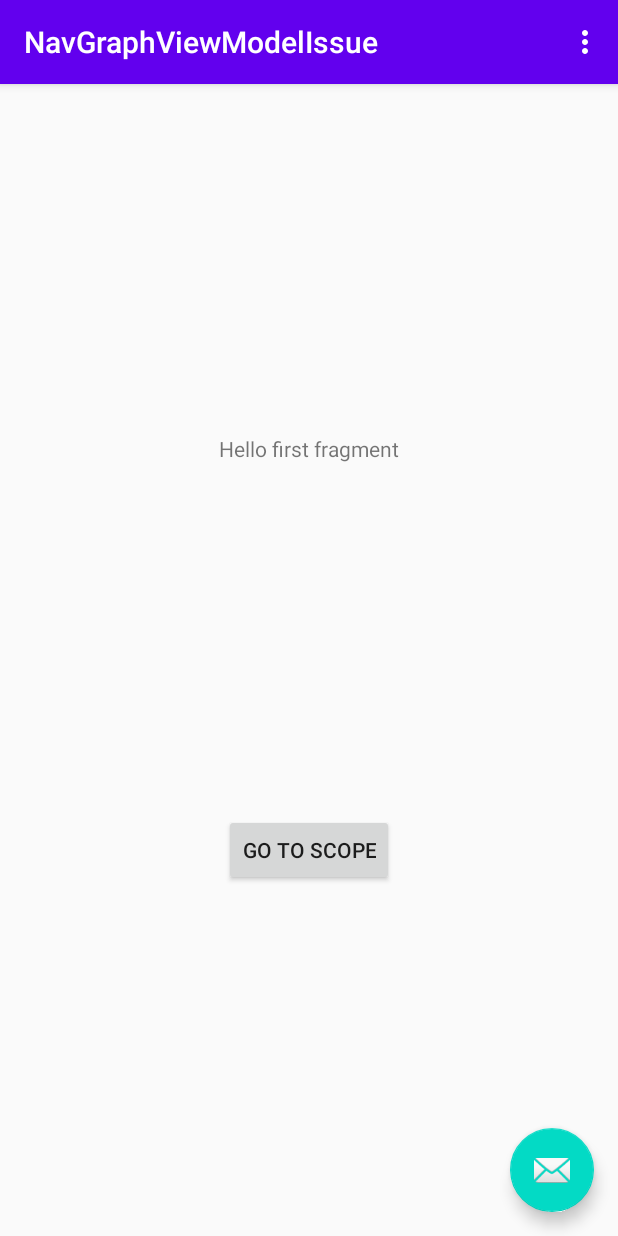
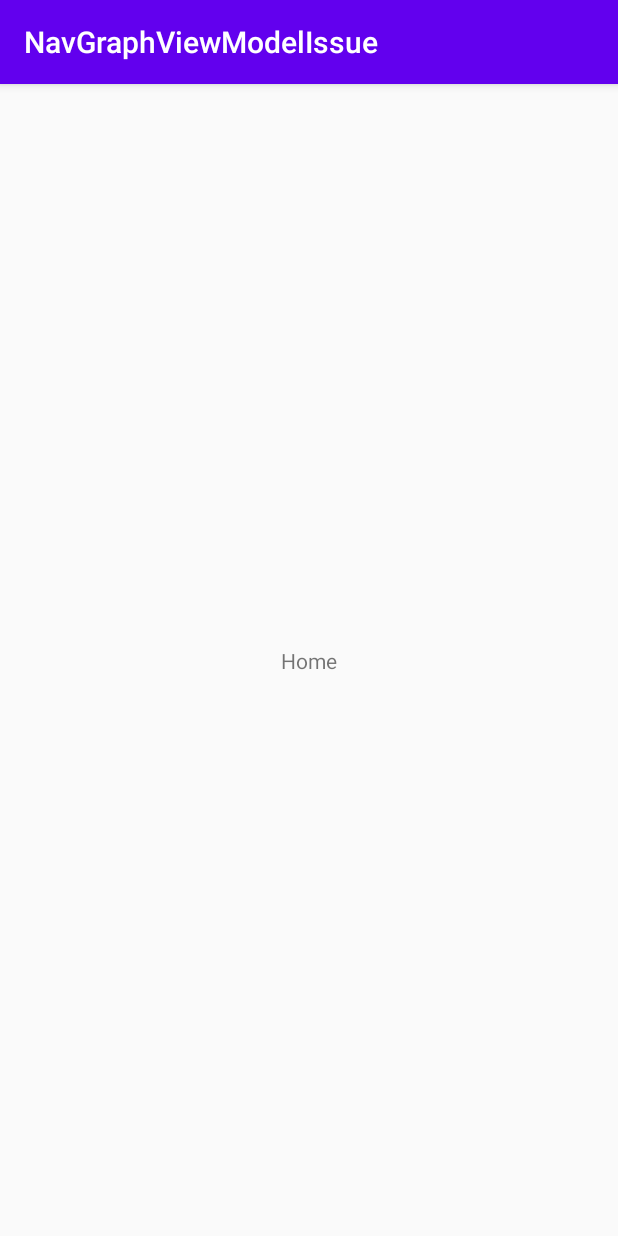
Before and after one commit to NitroG42/NavGraphViewModelIssue, an Android app: the screen it shows after launch (MainActivity), on a phone screen of 412 x 824 dp. Run offline under Robolectric (Android 15) with nearby library versions, the phone set to English and light mode, and no system bars; our stand-ins replace navigation-ui.

Commit message:
Updated whole sample to make it more clean

```diff
--- a/app/src/main/java/com/nitrog42/navgraphviewmodelissue/FirstFragment.kt
+++ /dev/null
@@ -1,31 +0,0 @@
-package com.nitrog42.navgraphviewmodelissue
-
-import android.os.Bundle
-import android.view.LayoutInflater
-import android.view.View
-import android.view.ViewGroup
-import android.widget.Button
-import androidx.fragment.app.Fragment
-import androidx.navigation.fragment.findNavController
-
-/**
- * A simple [Fragment] subclass as the default destination in the navigation.
- */
-class FirstFragment : Fragment() {
-
-    override fun onCreateView(
-        inflater: LayoutInflater, container: ViewGroup?,
-        savedInstanceState: Bundle?
-    ): View? {
-        // Inflate the layout for this fragment
-        return inflater.inflate(R.layout.fragment_first, container, false)
-    }
-
-    override fun onViewCreated(view: View, savedInstanceState: Bundle?) {
-        super.onViewCreated(view, savedInstanceState)
-
-        view.findViewById<Button>(R.id.button_first).setOnClickListener {
-            findNavController().navigate(R.id.action_FirstFragment_to_scope)
-        }
-    }
-}
--- /dev/null
+++ b/app/src/main/java/com/nitrog42/navgraphviewmodelissue/HomeFragment.kt
@@ -0,0 +1,8 @@
+package com.nitrog42.navgraphviewmodelissue
+
+import androidx.fragment.app.Fragment
+
+/**
+ * A simple [Fragment] subclass as the default destination in the navigation.
+ */
+class HomeFragment : Fragment(R.layout.fragment_home)
--- a/app/src/main/java/com/nitrog42/navgraphviewmodelissue/MainActivity.kt
+++ b/app/src/main/java/com/nitrog42/navgraphviewmodelissue/MainActivity.kt
@@ -1,10 +1,9 @@
 package com.nitrog42.navgraphviewmodelissue
 
 import android.os.Bundle
-import android.view.Menu
-import android.view.MenuItem
 import androidx.appcompat.app.AppCompatActivity
-import com.google.android.material.snackbar.Snackbar
+import androidx.navigation.findNavController
+import androidx.navigation.ui.setupWithNavController
 import kotlinx.android.synthetic.main.activity_main.*
 
 class MainActivity : AppCompatActivity() {
@@ -13,26 +12,6 @@ class MainActivity : AppCompatActivity() {
         super.onCreate(savedInstanceState)
         setContentView(R.layout.activity_main)
         setSupportActionBar(toolbar)
-
-        fab.setOnClickListener { view ->
-            Snackbar.make(view, "Replace with your own action", Snackbar.LENGTH_LONG)
-                .setAction("Action", null).show()
-        }
-    }
-
-    override fun onCreateOptionsMenu(menu: Menu): Boolean {
-        // Inflate the menu; this adds items to the action bar if it is present.
-        menuInflater.inflate(R.menu.menu_main, menu)
-        return true
-    }
-
-    override fun onOptionsItemSelected(item: MenuItem): Boolean {
-        // Handle action bar item clicks here. The action bar will
-        // automatically handle clicks on the Home/Up button, so long
-        // as you specify a parent activity in AndroidManifest.xml.
-        return when (item.itemId) {
-            R.id.action_settings -> true
-            else -> super.onOptionsItemSelected(item)
-        }
+        navigationView.setupWithNavController(findNavController(R.id.nav_host_fragment))
     }
 }
--- a/app/src/main/res/layout/activity_main.xml
+++ b/app/src/main/res/layout/activity_main.xml
@@ -20,14 +20,20 @@
 
     </com.google.android.material.appbar.AppBarLayout>
 
-    <include layout="@layout/content_main" />
 
-    <com.google.android.material.floatingactionbutton.FloatingActionButton
-        android:id="@+id/fab"
-        android:layout_width="wrap_content"
-        android:layout_height="wrap_content"
-        android:layout_gravity="bottom|end"
-        android:layout_margin="@dimen/fab_margin"
-        app:srcCompat="@android:drawable/ic_dialog_email" />
+    <androidx.drawerlayout.widget.DrawerLayout
+        android:layout_width="match_parent"
+        android:layout_height="match_parent"
+        app:layout_behavior="@string/appbar_scrolling_view_behavior">
+
+        <include layout="@layout/content_main" />
+
+        <com.google.android.material.navigation.NavigationView
+            android:id="@+id/navigationView"
+            android:layout_width="200dp"
+            android:layout_height="match_parent"
+            android:layout_gravity="start"
+            app:menu="@menu/menu_main" />
+    </androidx.drawerlayout.widget.DrawerLayout>
 
 </androidx.coordinatorlayout.widget.CoordinatorLayout>
--- a/app/src/main/res/layout/content_main.xml
+++ b/app/src/main/res/layout/content_main.xml
@@ -2,8 +2,7 @@
 <androidx.constraintlayout.widget.ConstraintLayout xmlns:android="http://schemas.android.com/apk/res/android"
     xmlns:app="http://schemas.android.com/apk/res-auto"
     android:layout_width="match_parent"
-    android:layout_height="match_parent"
-    app:layout_behavior="@string/appbar_scrolling_view_behavior">
+    android:layout_height="match_parent">
 
     <fragment
         android:id="@+id/nav_host_fragment"
--- a/app/src/main/res/layout/fragment_second.xml
+++ b/app/src/main/res/layout/fragment_a.xml
@@ -4,7 +4,7 @@
     xmlns:tools="http://schemas.android.com/tools"
     android:layout_width="match_parent"
     android:layout_height="match_parent"
-    tools:context=".SecondFragment">
+    tools:context=".AFragment">
 
     <TextView
         android:id="@+id/textview_second"
--- a/app/src/main/res/layout/fragment_first.xml
+++ b/app/src/main/res/layout/fragment_b.xml
@@ -4,25 +4,24 @@
     xmlns:tools="http://schemas.android.com/tools"
     android:layout_width="match_parent"
     android:layout_height="match_parent"
-    tools:context=".FirstFragment">
+    tools:context=".AFragment">
 
     <TextView
-        android:id="@+id/textview_first"
+        android:id="@+id/textview_second"
         android:layout_width="wrap_content"
         android:layout_height="wrap_content"
-        android:text="@string/hello_first_fragment"
-        app:layout_constraintBottom_toTopOf="@id/button_first"
+        app:layout_constraintBottom_toTopOf="@id/button_second"
         app:layout_constraintEnd_toEndOf="parent"
         app:layout_constraintStart_toStartOf="parent"
         app:layout_constraintTop_toTopOf="parent" />
 
     <Button
-        android:id="@+id/button_first"
+        android:id="@+id/button_second"
         android:layout_width="wrap_content"
         android:layout_height="wrap_content"
-        android:text="Go to scope"
+        android:text="Go to last fragment"
         app:layout_constraintBottom_toBottomOf="parent"
         app:layout_constraintEnd_toEndOf="parent"
         app:layout_constraintStart_toStartOf="parent"
-        app:layout_constraintTop_toBottomOf="@id/textview_first" />
+        app:layout_constraintTop_toBottomOf="@id/textview_second" />
 </androidx.constraintlayout.widget.ConstraintLayout>
--- a/app/src/main/res/layout/fragment_inner.xml
+++ b/app/src/main/res/layout/fragment_c.xml
@@ -4,7 +4,7 @@
     xmlns:tools="http://schemas.android.com/tools"
     android:layout_width="match_parent"
     android:layout_height="match_parent"
-    tools:context=".SecondFragment">
+    tools:context=".AFragment">
 
     <TextView
         android:id="@+id/textview_second"
@@ -19,7 +19,7 @@
         android:id="@+id/button_second"
         android:layout_width="wrap_content"
         android:layout_height="wrap_content"
-        android:text="Go to last fragment"
+        android:text="Go to first"
         app:layout_constraintBottom_toBottomOf="parent"
         app:layout_constraintEnd_toEndOf="parent"
         app:layout_constraintStart_toStartOf="parent"
--- a/app/src/main/res/layout/fragment_exit.xml
+++ b/app/src/main/res/layout/fragment_home.xml
@@ -4,24 +4,15 @@
     xmlns:tools="http://schemas.android.com/tools"
     android:layout_width="match_parent"
     android:layout_height="match_parent"
-    tools:context=".SecondFragment">
+    tools:context=".HomeFragment">
 
     <TextView
-        android:id="@+id/textview_second"
+        android:id="@+id/textview_first"
         android:layout_width="wrap_content"
         android:layout_height="wrap_content"
-        app:layout_constraintBottom_toTopOf="@id/button_second"
+        android:text="Home"
+        app:layout_constraintBottom_toBottomOf="parent"
         app:layout_constraintEnd_toEndOf="parent"
         app:layout_constraintStart_toStartOf="parent"
         app:layout_constraintTop_toTopOf="parent" />
-
-    <Button
-        android:id="@+id/button_second"
-        android:layout_width="wrap_content"
-        android:layout_height="wrap_content"
-        android:text="Go to first"
-        app:layout_constraintBottom_toBottomOf="parent"
-        app:layout_constraintEnd_toEndOf="parent"
-        app:layout_constraintStart_toStartOf="parent"
-        app:layout_constraintTop_toBottomOf="@id/textview_second" />
 </androidx.constraintlayout.widget.ConstraintLayout>
--- a/app/src/main/res/menu/menu_main.xml
+++ b/app/src/main/res/menu/menu_main.xml
@@ -1,10 +1,10 @@
 <menu xmlns:android="http://schemas.android.com/apk/res/android"
-    xmlns:app="http://schemas.android.com/apk/res-auto"
     xmlns:tools="http://schemas.android.com/tools"
     tools:context="com.nitrog42.navgraphviewmodelissue.MainActivity">
     <item
-        android:id="@+id/action_settings"
-        android:orderInCategory="100"
-        android:title="@string/action_settings"
-        app:showAsAction="never" />
+        android:id="@+id/menu_home"
+        android:title="Home" />
+    <item
+        android:id="@+id/menu_list"
+        android:title="List" />
 </menu>
--- a/app/src/main/res/navigation/nav_graph.xml
+++ b/app/src/main/res/navigation/nav_graph.xml
@@ -3,41 +3,45 @@
     xmlns:app="http://schemas.android.com/apk/res-auto"
     xmlns:tools="http://schemas.android.com/tools"
     android:id="@+id/nav_graph"
-    app:startDestination="@id/FirstFragment">
+    app:startDestination="@id/menu_home">
 
     <fragment
-        android:id="@+id/FirstFragment"
-        android:name="com.nitrog42.navgraphviewmodelissue.FirstFragment"
+        android:id="@+id/menu_home"
+        android:name="com.nitrog42.navgraphviewmodelissue.HomeFragment"
         android:label="@string/first_fragment_label"
-        tools:layout="@layout/fragment_first">
+        tools:layout="@layout/fragment_home"/>
+    <navigation android:id="@+id/scope"
+        app:startDestination="@id/AFragment">
+        <fragment
+            android:id="@+id/CFragment"
+            android:name="com.nitrog42.navgraphviewmodelissue.CFragment"
+            android:label="ExitFragment" />
+        <fragment
+            android:id="@+id/AFragment"
+            android:name="com.nitrog42.navgraphviewmodelissue.AFragment"
+            android:label="@string/second_fragment_label"
+            tools:layout="@layout/fragment_a">
+            <action
+                android:id="@+id/action_AFragment_to_BFragment"
+                app:destination="@id/BFragment" />
+        </fragment>
+        <fragment
+            android:id="@+id/BFragment"
+            android:name="com.nitrog42.navgraphviewmodelissue.BFragment"
+            android:label="InnerScopeWorkingFragment" >
+            <action
+                android:id="@+id/action_BFragment_to_CFragment"
+                app:destination="@id/CFragment"
+                app:popUpTo="@id/AFragment"
+                app:popUpToInclusive="true" />
+        </fragment>
+    </navigation>
+    <fragment
+        android:id="@+id/menu_list"
+        android:name="com.nitrog42.navgraphviewmodelissue.ListFragment"
+        android:label="ListFragment" >
         <action
-            android:id="@+id/action_FirstFragment_to_scope"
+            android:id="@+id/action_menu_list_to_scope"
             app:destination="@id/scope" />
     </fragment>
-    <navigation android:id="@+id/scope"
-        app:startDestination="@id/SecondFragment">
-        <fragment
-            android:id="@+id/exitFragment"
-            android:name="com.nitrog42.navgraphviewmodelissue.ExitFragment"
-            android:label="ExitFragment" />
-        <fragment
-            android:id="@+id/SecondFragment"
-            android:name="com.nitrog42.navgraphviewmodelissue.SecondFragment"
-            android:label="@string/second_fragment_label"
-            tools:layout="@layout/fragment_second">
-            <action
-                android:id="@+id/action_SecondFragment_to_innerScopeWorkingFragment"
-                app:destination="@id/innerScopeWorkingFragment" />
-        </fragment>
-        <fragment
-            android:id="@+id/innerScopeWorkingFragment"
-            android:name="com.nitrog42.navgraphviewmodelissue.InnerScopeWorkingFragment"
-            android:label="InnerScopeWorkingFragment" >
-            <action
-                android:id="@+id/action_innerScopeWorkingFragment_to_exitFragment"
-                app:destination="@id/exitFragment"
-                app:popUpTo="@id/FirstFragment"
-                app:popUpToInclusive="false" />
-        </fragment>
-    </navigation>
 </navigation>
```
Also changed, not shown: app/src/main/java/com/nitrog42/navgraphviewmodelissue/AFragment.kt (renamed from app/src/main/java/com/nitrog42/navgraphviewmodelissue/ExitFragment.kt, +5 -14 lines), app/src/main/java/com/nitrog42/navgraphviewmodelissue/BFragment.kt (renamed from app/src/main/java/com/nitrog42/navgraphviewmodelissue/SecondFragment.kt, +4 -13 lines), app/src/main/java/com/nitrog42/navgraphviewmodelissue/CFragment.kt (renamed from app/src/main/java/com/nitrog42/navgraphviewmodelissue/InnerScopeWorkingFragment.kt, +4 -14 lines), app/src/main/java/com/nitrog42/navgraphviewmodelissue/ListFragment.kt (added, +51 -0 lines), app/src/main/res/layout/fragment_list.xml (added, +12 -0 lines).
